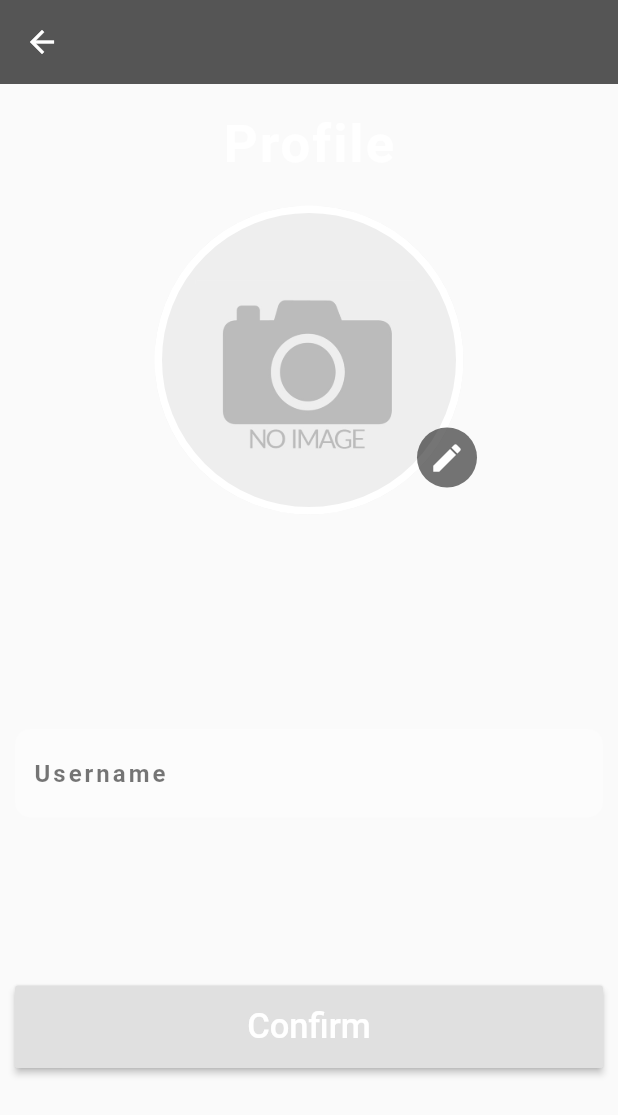
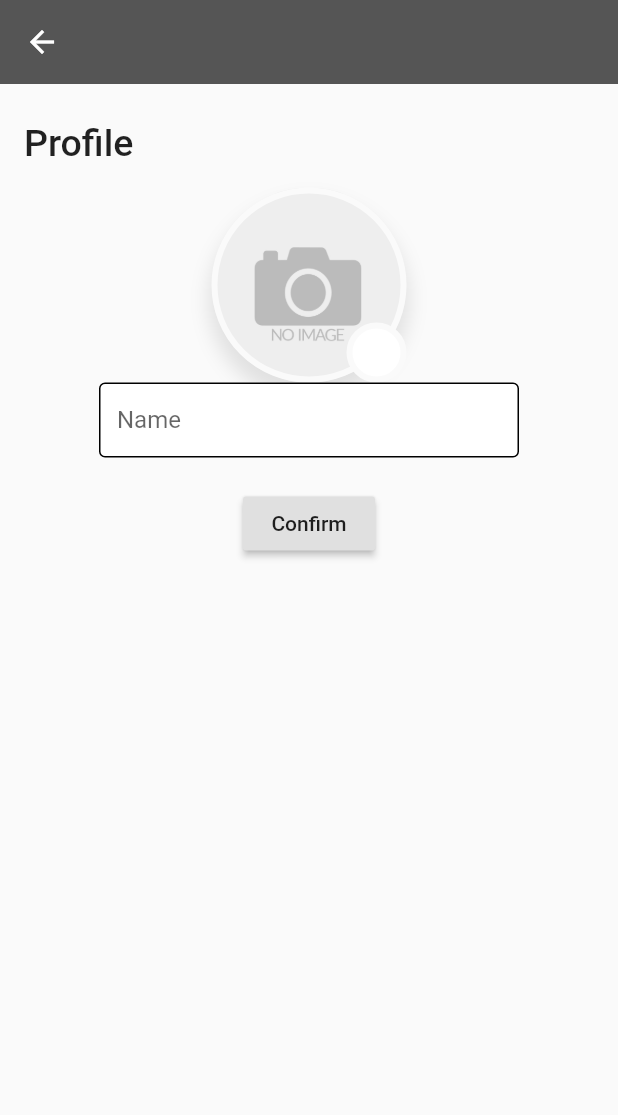
Before and after one commit to zulfadhli192627/tongtong, a Flutter app: the CreateProfile screen opened directly, on a phone screen of 412 x 824 dp. Shown: the top 1115 px of the screen. Run offline on Flutter 3.47's test engine with Material 2 defaults, Android fonts, the phone set to English and light mode, and no system bars; our stand-ins replace cloud_firestore, firebase_auth, firebase_storage, flutter_login, flutter_speed_dial, image_picker and 3 more; missing offline and left inert: dart:ffi, firebase_admob, flutter_session; accounts and stored records are empty.

Commit message:
added profile UI

```diff
--- a/lib/screen/cProfile.dart
+++ b/lib/screen/cProfile.dart
@@ -2,6 +2,7 @@ import 'dart:io';
 
 import 'package:flutter/material.dart';
 import 'package:image_picker/image_picker.dart';
+import 'package:tong_tong/conts/textInputDecoration.dart';
 
 class CreateProfile extends StatefulWidget {
   CreateProfile({Key key}) : super(key: key);
@@ -13,6 +14,7 @@ class CreateProfile extends StatefulWidget {
 class _CreateProfileState extends State<CreateProfile> {
   final picker = ImagePicker();
   File imageFile;
+  String name;
 
   Future _chooseSource(ImageSource source) async {
     final selected = await picker.getImage(source: source);
@@ -82,108 +84,97 @@ class _CreateProfileState extends State<CreateProfile> {
         elevation: 0,
         backgroundColor: Color(0xff555555),
       ),
-      body: Stack(
-        alignment: Alignment.center,
-        children: <Widget>[
-          Column(
-            mainAxisAlignment: MainAxisAlignment.end,
-            children: <Widget>[
-              Container(
-                height: 450,
-                width: double.infinity,
-                margin: EdgeInsets.symmetric(horizontal: 10),
+      body: Container(
+        padding: EdgeInsets.only(left: 16, top: 25, right: 16),
+        child: ListView(
+          children: <Widget>[
+            Text(
+              "Profile",
+              style: TextStyle(fontSize: 25, fontWeight: FontWeight.w500),
+            ),
+            SizedBox(
+              height: 15,
+            ),
+            Center(
+              child: Stack(
+                children: [
+                  Container(
+                    width: 130,
+                    height: 130,
+                    decoration: BoxDecoration(
+                      border: Border.all(
+                        width: 4,
+                        color: Theme.of(context).scaffoldBackgroundColor,
+                      ),
+                      boxShadow: [
+                        BoxShadow(
+                          spreadRadius: 2,
+                          blurRadius: 10,
+                          color: Colors.black.withOpacity(0.1),
+                          offset: Offset(0, 10),
+                        )
+                      ],
+                      shape: BoxShape.circle,
+                      image: DecorationImage(
+                        fit: BoxFit.cover,
+                        image: AssetImage('images/no_image.jpg'),
+                      ),
+                    ),
+                  ),
+                  Positioned(
+                    bottom: 0,
+                    right: 0,
+                    child: Container(
+                      height: 40,
+                      width: 40,
+                      decoration: BoxDecoration(
+                        shape: BoxShape.circle,
+                        border: Border.all(
+                          width: 4,
+                          color: Theme.of(context).scaffoldBackgroundColor,
+                        ),
+                        color: Colors.white,
+                      ),
+                      child: IconButton(
+                          icon: Icon(Icons.edit),
+                          color: Colors.white,
+                          onPressed: () {
+                            _showChoiceDialog(context);
+                          }),
+                    ),
+                  ),
+                ],
+              ),
+            ),
+            Form(
+              child: Padding(
+                padding: const EdgeInsets.fromLTRB(50, 0, 50, 0),
                 child: Column(
-                  mainAxisAlignment: MainAxisAlignment.spaceEvenly,
                   children: <Widget>[
-                    textField(
-                      'Username',
+                    Container(
+                      height: 50,
+                      child: TextFormField(
+                        decoration:
+                            textInputDecoration.copyWith(labelText: 'Name'),
+                        validator: (val) =>
+                            val.isEmpty ? 'Please Enter Your Name' : null,
+                        onChanged: (val) => setState(() => name = val),
+                      ),
                     ),
-                    Container(
-                      height: 55,
-                      width: double.infinity,
-                      child: RaisedButton(
-                        onPressed: () {},
-                        child: Center(
-                          child: Text(
-                            'Confirm',
-                            style: TextStyle(fontSize: 23, color: Colors.white),
-                          ),
-                        ),
-                      ),
-                    )
+                    SizedBox(
+                      height: 20,
+                    ),
+                    RaisedButton(
+                      child: Text('Confirm'),
+                      onPressed: () async {},
+                    ),
                   ],
                 ),
-              )
-            ],
-          ),
-          CustomPaint(
-            child: Container(
-              width: MediaQuery.of(context).size.width,
-              height: MediaQuery.of(context).size.height,
-            ),
-          ),
-          Column(
-            crossAxisAlignment: CrossAxisAlignment.center,
-            children: <Widget>[
-              Padding(
-                padding: EdgeInsets.all(20),
-                child: Text(
-                  'Profile',
-                  style: TextStyle(
-                    fontSize: 35,
-                    letterSpacing: 1.5,
-                    color: Colors.white,
-                    fontWeight: FontWeight.w600,
-                  ),
-                ),
               ),
-              Container(
-                padding: EdgeInsets.all(10),
-                width: MediaQuery.of(context).size.width / 2,
-                height: MediaQuery.of(context).size.width / 2,
-                decoration: BoxDecoration(
-                  border: Border.all(color: Colors.white, width: 5),
-                  shape: BoxShape.circle,
-                  image: DecorationImage(
-                    fit: BoxFit.cover,
-                    image: imageFile != null
-                        ? Image.file(imageFile)
-                        : AssetImage('images/no_image.jpg'),
-                  ),
-                ),
-              ),
-            ],
-          ),
-          Padding(
-            padding: EdgeInsets.only(bottom: 270, left: 184),
-            child: CircleAvatar(
-              backgroundColor: Colors.black54,
-              child: IconButton(
-                  icon: Icon(
-                    Icons.edit,
-                    color: Colors.white,
-                  ),
-                  onPressed: () {}),
-            ),
-          ),
-        ],
+            )
+          ],
+        ),
       ),
     );
   }
 }
-
-class HeadCurvedContainer extends CustomPainter {
-  @override
-  void paint(Canvas canvas, Size size) {
-    Paint paint = Paint()..color = Color(0xff555555);
-    Path path = Path()
-      ..relativeLineTo(0, 150)
-      ..quadraticBezierTo(size.width / 2, 225, size.width, 150)
-      ..relativeLineTo(0, -150)
-      ..close();
-    canvas.drawPath(path, paint);
-  }
-
-  @override
-  bool shouldRepaint(CustomPainter oldDelegate) => false;
-}
```
Also changed, not shown: lib/screen/groupPage.dart (+24 -2 lines), lib/widget/ItemTile.dart (+10 -14 lines).
